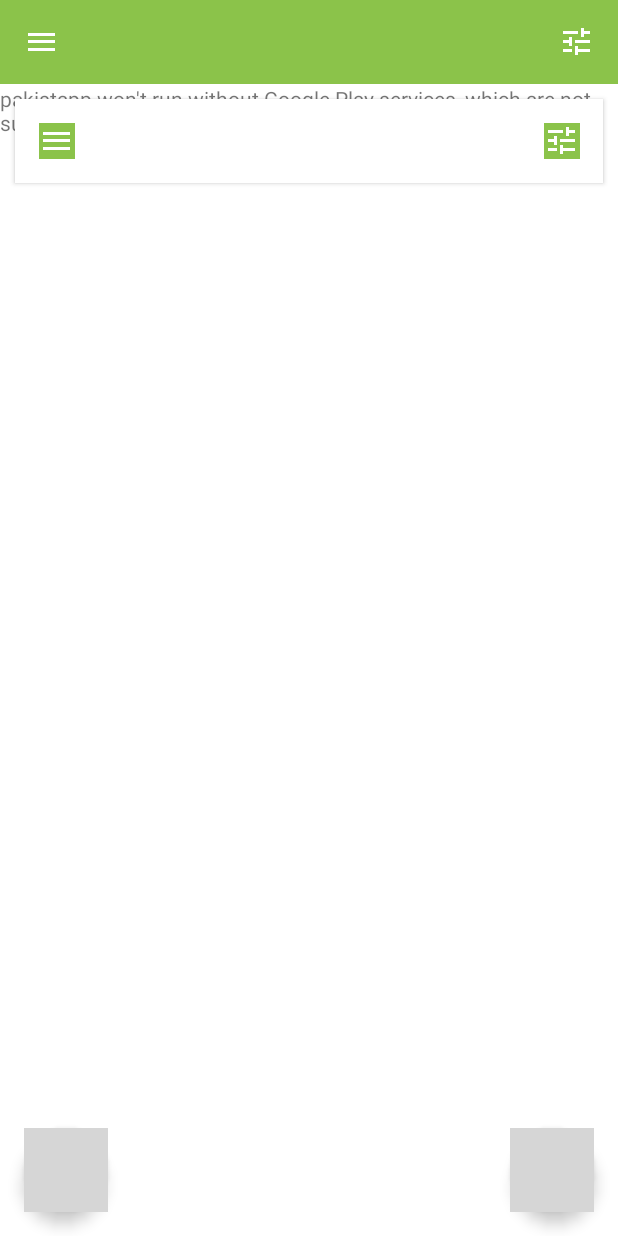
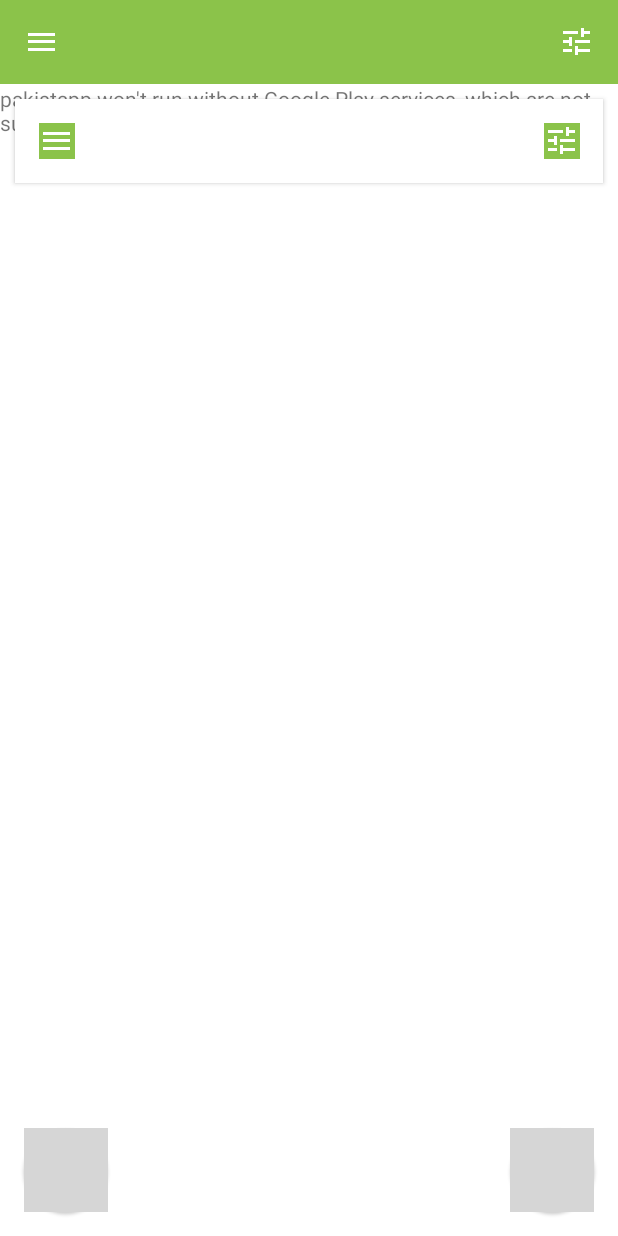
Before and after one commit to ACasoTeam/Paki, an Android app: the screen it shows after launch (MapsActivity), on a phone screen of 412 x 824 dp. Run offline under Robolectric (Android 15) with nearby library versions, the phone set to English and light mode, and no system bars; libraries missing offline, so code that uses them is left out: com.facebook, com.facebook.login, com.facebook.share; 2 statements that could not run were skipped; grey boxes are pictures that could not be loaded.

Commit message:
Maira gay

```diff
--- a/app/build.gradle
+++ b/app/build.gradle
@@ -28,7 +28,7 @@ dependencies {
     compile fileTree(dir: 'libs', include: ['*.jar'])
     testCompile 'junit:junit:4.12'
     compile 'com.android.support:appcompat-v7:24.0.0'
-    compile 'com.google.android.gms:play-services:9.2.0'
+    compile 'com.google.android.gms:play-services:10.0.1'
     compile 'com.android.support:multidex:1.0.1'
     compile "com.android.support:design:24+"
     compile 'com.facebook.android:facebook-android-sdk:[4,5)'
--- a/app/src/main/java/acasoteam/pakistapp/asynktask/GetFeedback.java
+++ b/app/src/main/java/acasoteam/pakistapp/asynktask/GetFeedback.java
@@ -92,7 +92,7 @@ public class GetFeedback extends AsyncTask<String, Void, Void> {
         CharSequence text = "";
 
         if (res.trim().equals("0") || res.trim().equals("-1")){
-            text = "Si è verificato qalche problema";
+            text = "Si è verificato qualche problema";
             int duration = Toast.LENGTH_SHORT;
             Toast toast = Toast.makeText(context, text, duration);
             toast.setGravity(Gravity.CENTER, 0, 0);
--- a/app/src/main/res/layout/activity_maps.xml
+++ b/app/src/main/res/layout/activity_maps.xml
@@ -33,6 +33,7 @@
         android:src="@drawable/ic_cast_dark"
         android:id="@+id/fab"
         android:onClick="report"
+        app:elevation="1dp"
         app:layout_anchor="@+id/bottom_sheet"
         app:layout_anchorGravity="top|end" />
 
@@ -43,6 +44,7 @@
         android:src="@drawable/ic_cast_dark"
         android:id="@+id/fab2"
         android:onClick="goToNearest"
+        app:elevation="1dp"
         app:layout_anchor="@+id/bottom_sheet"
         app:layout_anchorGravity="top|start" />
 
```
Also changed, not shown: app/src/main/java/acasoteam/pakistapp/MapsActivity.java (+10 -3 lines).
